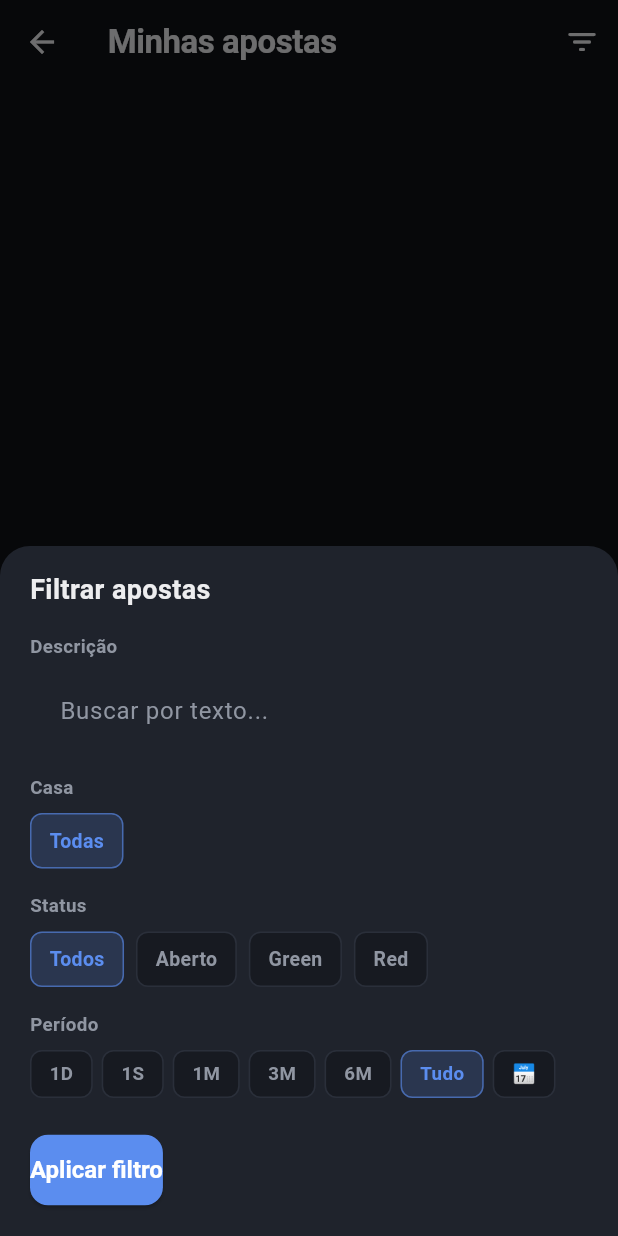
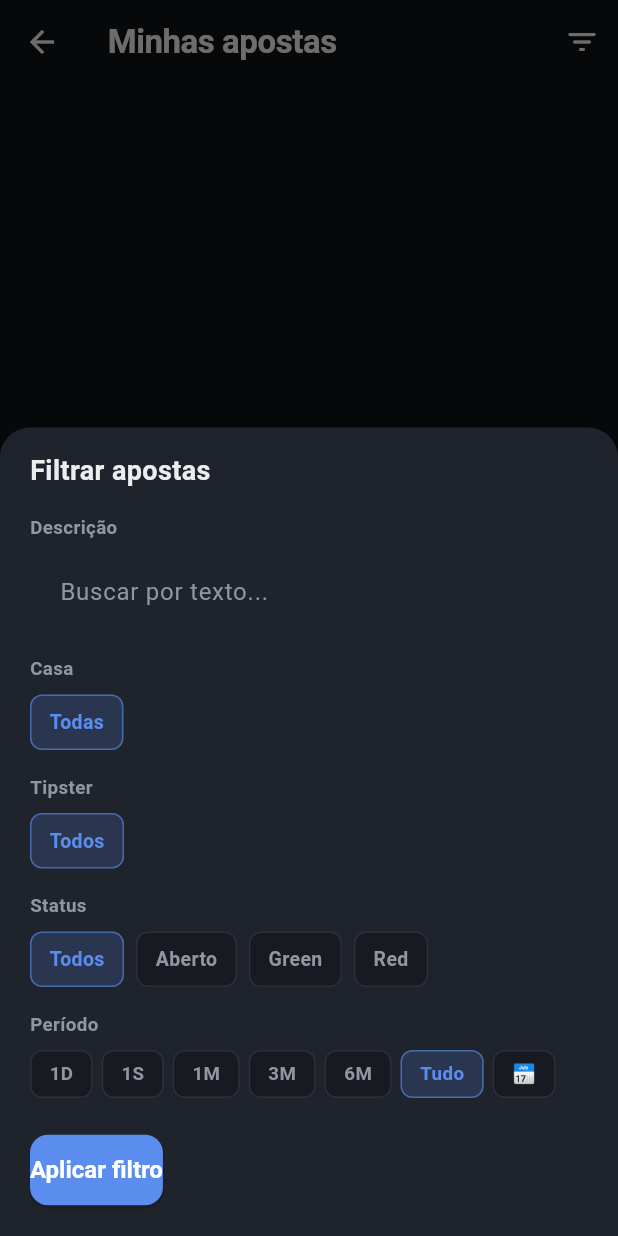
Before and after one commit to Schererz/Smart-Sheet, a Flutter app: the ApostasScreen screen opened directly with empty values, after a tap on the "filter list" icon, on a phone screen of 412 x 824 dp. Run offline on Flutter 3.47's test engine with Material 3 defaults, Android fonts, the phone set to English and light mode, and no system bars; our stand-ins replace file_picker, fl_chart, image_picker, shared_preferences; missing offline and left inert: google_mlkit_text_recognition; accounts and stored records are empty.

Commit message:
remocao de linhas adicionais no grafico e adicao de filtro por tipster

```diff
--- a/frontend/lib/screens/apostas_screen.dart
+++ b/frontend/lib/screens/apostas_screen.dart
@@ -42,6 +42,15 @@ class _ApostasScreenState extends State<ApostasScreen> {
     return nomes;
   }
 
+  List<String> get _tipstersDisponiveis {
+    final nomes = widget.apostas
+        .map((a) => (a.tipster == null || a.tipster!.trim().isEmpty) ? 'Sem tipster' : a.tipster!)
+        .toSet()
+        .toList();
+    nomes.sort();
+    return nomes;
+  }
+
   /// Agrupa as apostas (já ordenadas por data, mais recente primeiro) em
   /// blocos por dia, preservando a ordem — pra desenhar os divisores tipo
   /// "Hoje", "Ontem", "11/08" etc.
@@ -69,6 +78,7 @@ class _ApostasScreenState extends State<ApostasScreen> {
       context,
       filtroAtual: _filtro,
       casasDisponiveis: _casasDisponiveis,
+      tipstersDisponiveis: _tipstersDisponiveis,
     );
     if (novoFiltro != null) {
       setState(() {
--- a/frontend/lib/widgets/filtro_apostas.dart
+++ b/frontend/lib/widgets/filtro_apostas.dart
@@ -3,34 +3,39 @@ import 'seletor_periodo.dart';
 
 class FiltroApostas {
   final String? casa;
+  final String? tipster;
   final ResultadoAposta? status;
   final PeriodoSelecionado periodo;
   final String busca;
 
   const FiltroApostas({
     this.casa,
+    this.tipster,
     this.status,
     this.periodo = PeriodoSelecionado.tudo,
     this.busca = '',
   });
 
   bool get temFiltroAtivo =>
-      casa != null || status != null || periodo != PeriodoSelecionado.tudo || busca.isNotEmpty;
+      casa != null || tipster != null || status != null || periodo != PeriodoSelecionado.tudo || busca.isNotEmpty;
 
   int get quantidadeAtiva =>
       (casa != null ? 1 : 0) +
+      (tipster != null ? 1 : 0) +
       (status != null ? 1 : 0) +
       (periodo != PeriodoSelecionado.tudo ? 1 : 0) +
       (busca.isNotEmpty ? 1 : 0);
 
   FiltroApostas copyWith({
     String? Function()? casa,
+    String? Function()? tipster,
     ResultadoAposta? Function()? status,
     PeriodoSelecionado? periodo,
     String? busca,
   }) {
     return FiltroApostas(
       casa: casa != null ? casa() : this.casa,
+      tipster: tipster != null ? tipster() : this.tipster,
       status: status != null ? status() : this.status,
       periodo: periodo ?? this.periodo,
       busca: busca ?? this.busca,
@@ -41,6 +46,12 @@ class FiltroApostas {
     var resultado = apostas;
     if (casa != null) {
       resultado = resultado.where((a) => a.casaDeApostas == casa).toList();
+    }
+    if (tipster != null) {
+      resultado = resultado.where((a) {
+        final tipsterDaAposta = (a.tipster == null || a.tipster!.trim().isEmpty) ? 'Sem tipster' : a.tipster!;
+        return tipsterDaAposta == tipster;
+      }).toList();
     }
     if (status != null) {
       resultado = resultado.where((a) => a.resultado == status).toList();
--- a/frontend/lib/widgets/filtro_apostas_sheet.dart
+++ b/frontend/lib/widgets/filtro_apostas_sheet.dart
@@ -11,21 +11,31 @@ Future<FiltroApostas?> abrirFiltroApostas(
   BuildContext context, {
   required FiltroApostas filtroAtual,
   required List<String> casasDisponiveis,
+  required List<String> tipstersDisponiveis,
 }) {
   return showModalBottomSheet<FiltroApostas>(
     context: context,
     isScrollControlled: true,
     backgroundColor: AppColors.superficieAlta,
     shape: const RoundedRectangleBorder(borderRadius: BorderRadius.vertical(top: Radius.circular(20))),
-    builder: (_) => _FiltroApostasSheet(filtroAtual: filtroAtual, casasDisponiveis: casasDisponiveis),
+    builder: (_) => _FiltroApostasSheet(
+      filtroAtual: filtroAtual,
+      casasDisponiveis: casasDisponiveis,
+      tipstersDisponiveis: tipstersDisponiveis,
+    ),
   );
 }
 
 class _FiltroApostasSheet extends StatefulWidget {
   final FiltroApostas filtroAtual;
   final List<String> casasDisponiveis;
+  final List<String> tipstersDisponiveis;
 
-  const _FiltroApostasSheet({required this.filtroAtual, required this.casasDisponiveis});
+  const _FiltroApostasSheet({
+    required this.filtroAtual,
+    required this.casasDisponiveis,
+    required this.tipstersDisponiveis,
+  });
 
   @override
   State<_FiltroApostasSheet> createState() => _FiltroApostasSheetState();
@@ -102,6 +112,27 @@ class _FiltroApostasSheetState extends State<_FiltroApostasSheet> {
                     rotulo: casa,
                     selecionado: _filtro.casa == casa,
                     onTap: () => setState(() => _filtro = _filtro.copyWith(casa: () => casa)),
+                  ),
+                ),
+              ],
+            ),
+            const SizedBox(height: 16),
+
+            const _Rotulo('Tipster'),
+            Wrap(
+              spacing: 8,
+              runSpacing: 8,
+              children: [
+                _Chip(
+                  rotulo: 'Todos',
+                  selecionado: _filtro.tipster == null,
+                  onTap: () => setState(() => _filtro = _filtro.copyWith(tipster: () => null)),
+                ),
+                ...widget.tipstersDisponiveis.map(
+                  (tipster) => _Chip(
+                    rotulo: tipster,
+                    selecionado: _filtro.tipster == tipster,
+                    onTap: () => setState(() => _filtro = _filtro.copyWith(tipster: () => tipster)),
                   ),
                 ),
               ],
```
Also changed, not shown: frontend/lib/widgets/evolucao_banca_multi_chart.dart (deleted, +0 -228 lines), frontend/lib/widgets/resumo_header.dart (+5 -2 lines).
